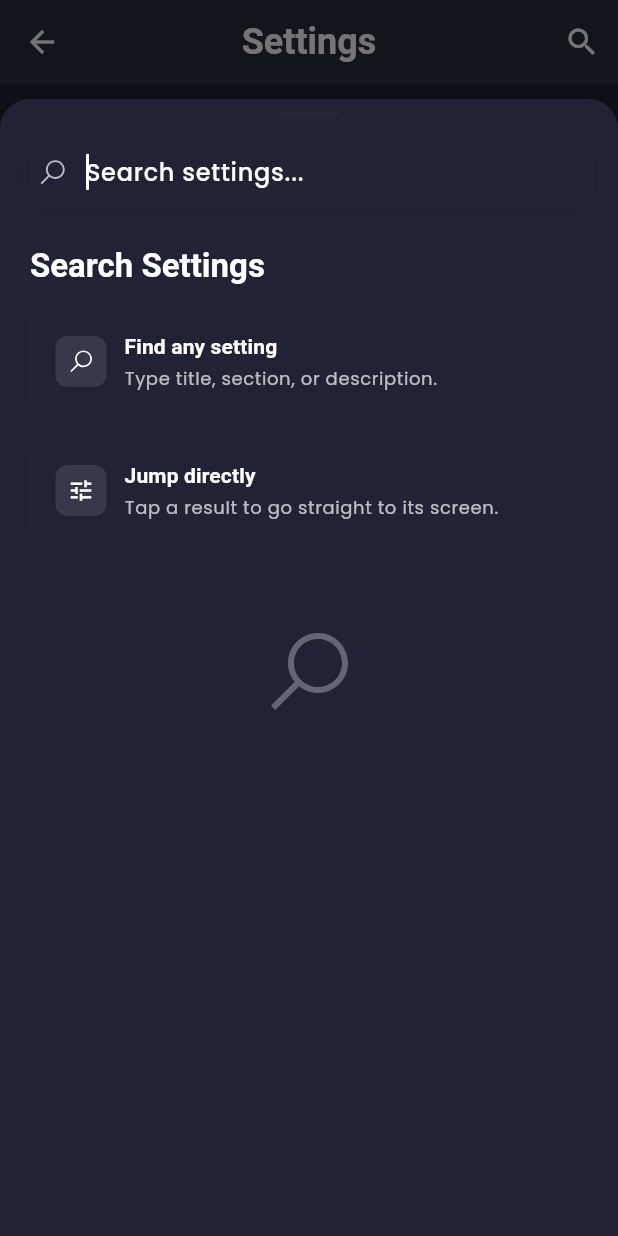
After one commit to rafay99-epic/MSBridge, a Flutter app: the Setting screen opened directly, after a tap on "Sync Now", after a tap on "Recycle Bin", after a tap on the "search" icon, on a phone screen of 412 x 824 dp. The commit adds this screen. Run offline on Flutter 3.47's test engine with Material 3 defaults, Android fonts, the phone set to English and light mode, and no system bars; our stand-ins replace cloud_firestore, connectivity_plus, dio, file_picker, firebase_auth, firebase_core and 28 more; missing offline and left inert: file_selector, flutter_bugfender, flutter_quill, markdown_widget, uploadthing, workmanager; accounts and stored records are empty; statements that could not run were skipped.

Commit message:
Add settings search bottom sheet and UI improvements
Introduces a new settings search bottom sheet for quick navigation and improved user experience. Refactors the settings page to use the new search modal, updates the chat composer to support image previews and removal, and optimizes PIN lock screen animations and transitions. Also includes minor UI and state management fixes across appbar, sync bottom sheet, and related widgets.

```diff
--- a/lib/core/wrapper/app_pin_lock_wrapper.dart
+++ b/lib/core/wrapper/app_pin_lock_wrapper.dart
@@ -50,10 +50,8 @@ class _AppPinLockWrapperState extends State<AppPinLockWrapper>
       final pinProvider =
           Provider.of<AppPinLockProvider>(context, listen: false);
 
-      // Listen to PIN provider changes
       pinProvider.addListener(_onPinProviderChanged);
 
-      // Ensure persisted state is loaded before deciding what to show
       await pinProvider.refreshPinLockState();
 
       final hasPin = await pinProvider.hasPin();
--- /dev/null
+++ b/lib/features/setting/search/settings_search_bottom_sheet.dart
@@ -0,0 +1,359 @@
+import 'dart:async';
+import 'package:flutter/material.dart';
+import 'package:line_icons/line_icons.dart';
+import 'package:msbridge/features/setting/section/search/search_setting.dart';
+
+class SettingsSearchBottomSheet extends StatefulWidget {
+  final List<SearchableSetting> items;
+
+  const SettingsSearchBottomSheet({super.key, required this.items});
+
+  @override
+  State<SettingsSearchBottomSheet> createState() =>
+      _SettingsSearchBottomSheetState();
+}
+
+class _SettingsSearchBottomSheetState extends State<SettingsSearchBottomSheet>
+    with TickerProviderStateMixin {
+  final TextEditingController _controller = TextEditingController();
+  final FocusNode _focusNode = FocusNode();
+  Timer? _debounce;
+
+  late AnimationController _anim;
+  late Animation<double> _fade;
+  late Animation<Offset> _slide;
+
+  List<SearchableSetting> _results = [];
+  bool _isSearching = false;
+
+  @override
+  void initState() {
+    super.initState();
+    _anim = AnimationController(
+        vsync: this, duration: const Duration(milliseconds: 220));
+    _fade = CurvedAnimation(parent: _anim, curve: Curves.easeOut);
+    _slide = Tween<Offset>(begin: const Offset(0, 0.05), end: Offset.zero)
+        .animate(CurvedAnimation(parent: _anim, curve: Curves.easeOutCubic));
+    _anim.forward();
+    // Focus shortly after open for smoother keyboard animation
+    WidgetsBinding.instance.addPostFrameCallback((_) {
+      Future.delayed(
+          const Duration(milliseconds: 60), () => _focusNode.requestFocus());
+    });
+  }
+
+  @override
+  void dispose() {
+    _controller.dispose();
+    _focusNode.dispose();
+    _debounce?.cancel();
+    _anim.dispose();
+    super.dispose();
+  }
+
+  void _onChanged(String q) {
+    _debounce?.cancel();
+    _debounce = Timer(const Duration(milliseconds: 180), () {
+      final query = q.trim().toLowerCase();
+      setState(() {
+        _isSearching = query.isNotEmpty;
+        _results = query.isEmpty
+            ? []
+            : widget.items.where((s) {
+                return s.title.toLowerCase().contains(query) ||
+                    s.subtitle.toLowerCase().contains(query) ||
+                    s.section.toLowerCase().contains(query);
+              }).toList();
+      });
+    });
+  }
+
+  @override
+  Widget build(BuildContext context) {
+    final theme = Theme.of(context);
+    final cs = theme.colorScheme;
+
+    return MediaQuery.removeViewInsets(
+      context: context,
+      removeBottom: true,
+      child: Listener(
+        onPointerDown: (_) {
+          if (_focusNode.hasFocus) {
+            _focusNode.unfocus();
+          }
+        },
+        child: Container(
+          color: Colors.transparent,
+          child: SlideTransition(
+            position: _slide,
+            child: FadeTransition(
+              opacity: _fade,
+              child: Container(
+                decoration: BoxDecoration(
+                  color: cs.surface,
+                  borderRadius:
+                      const BorderRadius.vertical(top: Radius.circular(20)),
+                ),
+                constraints: BoxConstraints(
+                  maxHeight: MediaQuery.of(context).size.height * 0.92,
+                ),
+                child: SafeArea(
+                  top: false,
+                  child: Column(
+                    children: [
+                      // Drag handle
+                      Container(
+                        margin: const EdgeInsets.only(top: 8),
+                        width: 40,
+                        height: 4,
+                        decoration: BoxDecoration(
+                          color: cs.outline.withOpacity(0.3),
+                          borderRadius: BorderRadius.circular(2),
+                        ),
+                      ),
+                      Padding(
+                        padding: const EdgeInsets.fromLTRB(16, 12, 16, 12),
+                        child: _buildSearchField(theme),
+                      ),
+                      Expanded(child: _buildBody(theme)),
+                    ],
+                  ),
+                ),
+              ),
+            ),
+          ),
+        ),
+      ),
+    );
+  }
+
+  Widget _buildSearchField(ThemeData theme) {
+    final cs = theme.colorScheme;
+    return Container(
+      decoration: BoxDecoration(
+        color: cs.surface,
+        borderRadius: BorderRadius.circular(20),
+        border: Border.all(color: cs.outline.withOpacity(0.15), width: 1),
+        boxShadow: [
+          BoxShadow(
+            color: cs.shadow.withOpacity(0.04),
+            blurRadius: 10,
+            offset: const Offset(0, 2),
+          ),
+        ],
+      ),
+      child: Row(
+        children: [
+          const SizedBox(width: 8),
+          Icon(LineIcons.search, size: 20, color: cs.primary.withOpacity(0.7)),
+          const SizedBox(width: 4),
+          Expanded(
+            child: TextField(
+              controller: _controller,
+              focusNode: _focusNode,
+              onChanged: _onChanged,
+              textInputAction: TextInputAction.search,
+              decoration: const InputDecoration(
+                hintText: 'Search settings...',
+                border: InputBorder.none,
+                isDense: true,
+                contentPadding:
+                    EdgeInsets.symmetric(horizontal: 8, vertical: 12),
+              ),
+              style: TextStyle(
+                color: cs.primary,
+                fontSize: 16,
+                fontWeight: FontWeight.w500,
+                fontFamily: 'Poppins',
+              ),
+            ),
+          ),
+          if (_controller.text.isNotEmpty)
+            IconButton(
+              icon: Icon(Icons.close, size: 18, color: cs.primary),
+              tooltip: 'Clear',
+              onPressed: () {
+                _controller.clear();
+                _onChanged('');
+              },
+            ),
+        ],
+      ),
+    );
+  }
+
+  Widget _buildBody(ThemeData theme) {
+    if (!_isSearching) {
+      return ListView(
+        padding: const EdgeInsets.fromLTRB(20, 12, 20, 24),
+        children: [
+          Text('Search Settings',
+              style: theme.textTheme.titleLarge?.copyWith(
+                fontWeight: FontWeight.w600,
+                color: theme.colorScheme.primary,
+              )),
+          const SizedBox(height: 12),
+          _buildTipCard(theme,
+              icon: LineIcons.search,
+              title: 'Find any setting',
+              description: 'Type title, section, or description.'),
+          _buildTipCard(theme,
+              icon: Icons.tune,
+              title: 'Jump directly',
+              description: 'Tap a result to go straight to its screen.'),
+          const SizedBox(height: 40),
+          Center(
+            child: Icon(LineIcons.search,
+                size: 64, color: theme.colorScheme.primary.withOpacity(0.3)),
+          ),
+        ],
+      );
+    }
+
+    if (_results.isEmpty) {
+      return Center(
+        child: Column(
+          mainAxisAlignment: MainAxisAlignment.center,
+          children: [
+            Icon(LineIcons.search,
+                size: 64, color: theme.colorScheme.primary.withOpacity(0.3)),
+            const SizedBox(height: 12),
+            Text('No settings found',
+                style: theme.textTheme.titleMedium
+                    ?.copyWith(color: theme.colorScheme.primary)),
+          ],
+        ),
+      );
+    }
+
+    return Column(
+      children: [
+        Container(
+          width: double.infinity,
+          padding: const EdgeInsets.fromLTRB(16, 6, 16, 10),
+          decoration: BoxDecoration(
+            color: theme.colorScheme.surface,
+            border: Border(
+              bottom: BorderSide(
+                color: theme.colorScheme.outline.withOpacity(0.1),
+              ),
+            ),
+          ),
+          child: Row(
+            children: [
+              Text(
+                '${_results.length} result${_results.length == 1 ? '' : 's'}',
+                style: theme.textTheme.titleMedium?.copyWith(
+                  fontWeight: FontWeight.w600,
+                  color: theme.colorScheme.primary,
+                ),
+              ),
+            ],
+          ),
+        ),
+        Expanded(
+          child: ListView.separated(
+            padding: const EdgeInsets.fromLTRB(16, 12, 16, 16),
+            itemCount: _results.length,
+            separatorBuilder: (_, __) => const SizedBox(height: 8),
+            itemBuilder: (context, index) {
+              final s = _results[index];
+              return _buildResultItem(theme, s);
+            },
+          ),
+        ),
+      ],
+    );
+  }
+
+  Widget _buildResultItem(ThemeData theme, SearchableSetting s) {
+    final cs = theme.colorScheme;
+    return Material(
+      color: Colors.transparent,
+      child: InkWell(
+        borderRadius: BorderRadius.circular(12),
+        onTap: () {
+          Navigator.of(context).pop();
+          s.onTap();
+        },
+        child: Container(
+          decoration: BoxDecoration(
+            color: theme.colorScheme.surface,
+            borderRadius: BorderRadius.circular(12),
+            border: Border.all(color: cs.outline.withOpacity(0.1)),
+            boxShadow: [
+              BoxShadow(
+                color: cs.shadow.withOpacity(0.03),
+                blurRadius: 8,
+                offset: const Offset(0, 2),
+              ),
+            ],
+          ),
+          child: ListTile(
+            leading: Icon(s.icon, color: cs.primary),
+            title: Text(
+              s.title,
+              style: theme.textTheme.titleMedium?.copyWith(
+                fontWeight: FontWeight.w600,
+                color: cs.primary,
+              ),
+            ),
+            subtitle: Text(
+              s.subtitle,
+              style: theme.textTheme.bodySmall?.copyWith(
+                color: cs.onSurface.withOpacity(0.7),
+              ),
+              maxLines: 2,
+              overflow: TextOverflow.ellipsis,
+            ),
+          ),
+        ),
+      ),
+    );
+  }
+
+  Widget _buildTipCard(ThemeData theme,
+      {required IconData icon,
+      required String title,
+      required String description}) {
+    final cs = theme.colorScheme;
+    return Container(
+      margin: const EdgeInsets.only(bottom: 12),
+      padding: const EdgeInsets.all(16),
+      decoration: BoxDecoration(
+        color: cs.surface,
+        borderRadius: BorderRadius.circular(12),
+        border: Border.all(color: cs.outline.withOpacity(0.1)),
+      ),
+      child: Row(
+        children: [
+          Container(
+            padding: const EdgeInsets.all(8),
+            decoration: BoxDecoration(
+              color: cs.primary.withOpacity(0.1),
+              borderRadius: BorderRadius.circular(8),
+            ),
+            child: Icon(icon, color: cs.primary, size: 18),
+          ),
+          const SizedBox(width: 12),
+          Expanded(
+            child: Column(
+              crossAxisAlignment: CrossAxisAlignment.start,
+              children: [
+                Text(title,
+                    style: theme.textTheme.titleSmall?.copyWith(
+                        fontWeight: FontWeight.w600, color: cs.primary)),
+                const SizedBox(height: 4),
+                Text(
+                  description,
+                  style: theme.textTheme.bodySmall
+                      ?.copyWith(color: cs.onSurface.withOpacity(0.7)),
+                ),
+              ],
+            ),
+          ),
+        ],
+      ),
+    );
+  }
+}
--- a/lib/features/setting/section/search/search_setting.dart
+++ b/lib/features/setting/section/search/search_setting.dart
@@ -7,7 +7,7 @@ import 'package:msbridge/features/setting/widgets/profile_header_widget.dart';
 import 'package:msbridge/features/setting/widgets/quick_actions_widget.dart';
 import 'package:msbridge/features/setting/widgets/settings_section_widget.dart';
 import 'package:msbridge/features/setting/widgets/danger_admin_widgets.dart';
-import 'package:msbridge/features/setting/widgets/app_bar_widget.dart';
+import 'package:msbridge/features/setting/search/settings_search_bottom_sheet.dart';
 import 'package:msbridge/features/setting/widgets/navigation_methods.dart';
 import 'package:msbridge/widgets/streak_display_widget.dart';
 import 'package:provider/provider.dart';
@@ -198,8 +198,8 @@ class _SettingState extends State<Setting> with AutomaticKeepAliveClientMixin {
   void _onSearchChanged() {
     final query = _searchController.text.toLowerCase().trim();
     setState(() {
-      _isSearching = query.isNotEmpty;
-      if (_isSearching) {
+      // Stay in search mode until user exits explicitly.
+      if (query.isNotEmpty) {
         _searchResults = _allSettings.where((setting) {
           return setting.title.toLowerCase().contains(query) ||
               setting.subtitle.toLowerCase().contains(query) ||
@@ -212,23 +212,18 @@ class _SettingState extends State<Setting> with AutomaticKeepAliveClientMixin {
   }
 
   void _enterSearch() {
+    if (_isSearching) return;
     setState(() {
       _isSearching = true;
     });
 
-    // Focus the search field immediately
+    // Slight delay to avoid first-frame jank on AnimatedSwitcher
     WidgetsBinding.instance.addPostFrameCallback((_) {
       if (mounted) {
-        _searchFocusNode.requestFocus();
+        Future.delayed(const Duration(milliseconds: 60), () {
+          if (mounted) _searchFocusNode.requestFocus();
+        });
       }
-    });
-  }
-
-  void _exitSearch() {
-    setState(() {
-      _isSearching = false;
-      _searchController.clear();
-      _searchResults.clear();
     });
   }
 
@@ -243,24 +238,34 @@ class _SettingState extends State<Setting> with AutomaticKeepAliveClientMixin {
       child: Scaffold(
         backgroundColor: colorScheme.surface,
         appBar: AppBar(
-          title: AppBarWidgets.buildAppBarTitle(
-            theme,
-            _isSearching,
-            _searchController,
-            _searchFocusNode,
+          title: Text(
+            'Settings',
+            style: theme.textTheme.headlineSmall?.copyWith(
+              fontWeight: FontWeight.w700,
+              color: colorScheme.primary,
+            ),
           ),
-          automaticallyImplyLeading: false,
+          automaticallyImplyLeading: true,
           backgroundColor: colorScheme.surface,
           foregroundColor: colorScheme.primary,
           elevation: 1,
           shadowColor: colorScheme.shadow.withOpacity(0.2),
           centerTitle: true,
-          leading: AppBarWidgets.buildAppBarLeading(_isSearching, _exitSearch),
-          actions: AppBarWidgets.buildAppBarActions(_isSearching, _enterSearch),
-          titleTextStyle: theme.textTheme.headlineSmall?.copyWith(
-            fontWeight: FontWeight.w700,
-            color: colorScheme.primary,
-          ),
+          actions: [
+            IconButton(
+              icon: const Icon(Icons.search),
+              tooltip: 'Search settings',
+              onPressed: () {
+                showModalBottomSheet(
+                  context: context,
+                  isScrollControlled: true,
+                  backgroundColor: Colors.transparent,
+                  builder: (_) =>
+                      SettingsSearchBottomSheet(items: _allSettings),
+                );
+              },
+            ),
+          ],
         ),
         body: KeyboardListener(
           focusNode: FocusNode(),
```
Also changed, not shown: lib/core/ai/chat_provider.dart (+7 -0 lines), lib/features/ai_chat/chat_page.dart (+62 -3 lines), lib/features/lock/startup_pin_lock_screen.dart (+45 -38 lines), lib/features/setting/bottom_sheets/sync_bottom_sheet.dart (+10 -5 lines), lib/features/setting/section/pin/pin_setting.dart (+5 -5 lines), lib/features/setting/widgets/settings_search_bar.dart (added, +78 -0 lines), lib/widgets/appbar.dart (+25 -14 lines).
